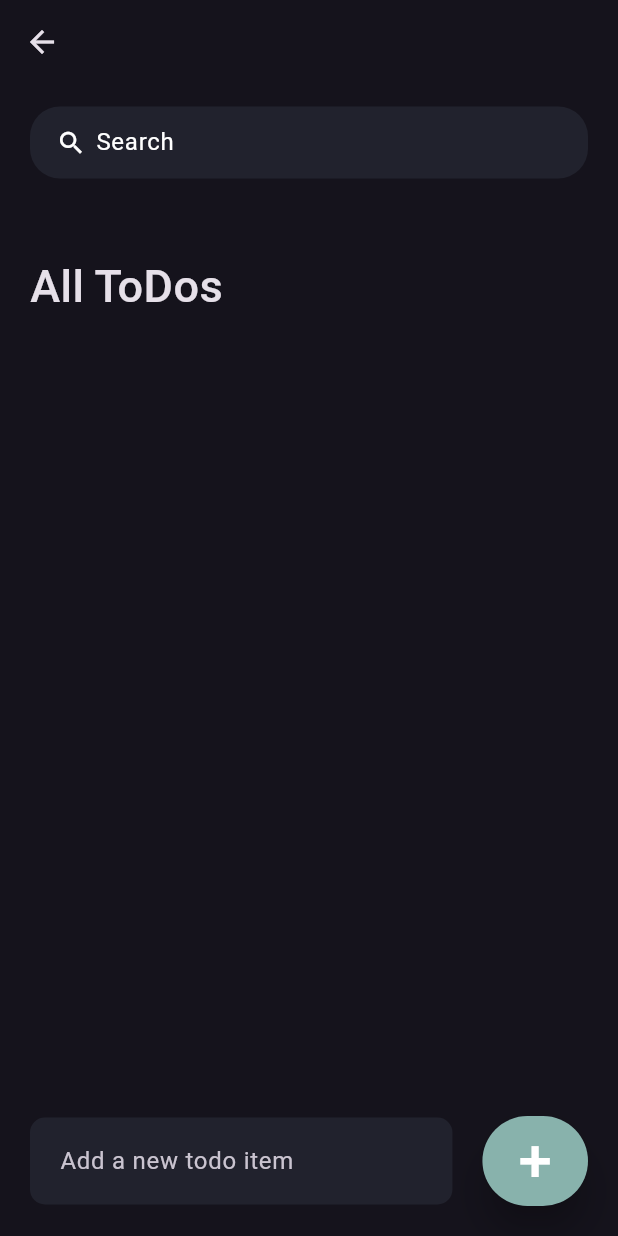
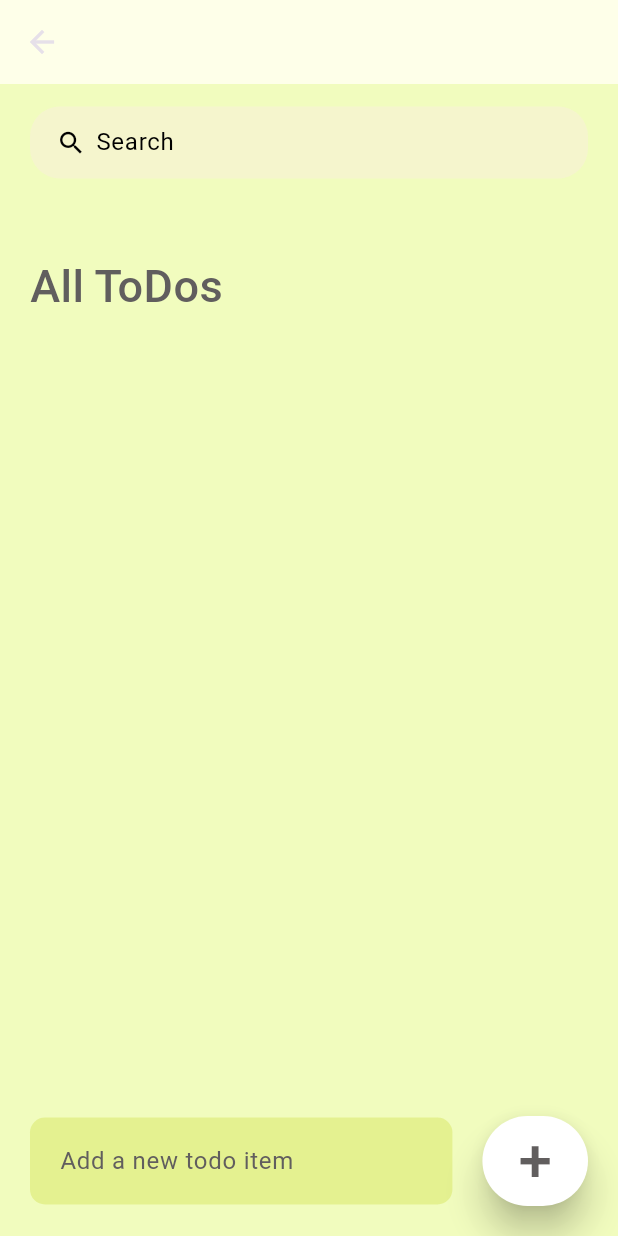
Before and after one commit to jwild99/calendar_app, a Flutter app: the screen it shows after launch, after a tap on "ToDo List", on a phone screen of 412 x 824 dp. Run offline on Flutter 3.47's test engine with Material 3 defaults, Android fonts, the phone set to English and light mode, and no system bars; our stand-ins replace gap, google_fonts.

Commit message:
Ihonesty's Changes

```diff
--- a/lib/screens/todo_screen.dart
+++ b/lib/screens/todo_screen.dart
@@ -68,7 +68,7 @@ class _HomeState extends State<TodoScreen> {
   @override
   Widget build(BuildContext context) {
     return Scaffold(
-      backgroundColor: backgroundColor,
+      backgroundColor: const Color.fromARGB(233, 240, 252, 184),
       appBar: _buildAppBar(),
       body: Stack(
         children: [
@@ -90,6 +90,7 @@ class _HomeState extends State<TodoScreen> {
                           style: TextStyle(
                             fontSize: 30,
                             fontWeight: FontWeight.w500,
+                            color: const Color.fromARGB(255, 97, 94, 94),
                           ),
                         ),
                       ),
@@ -119,13 +120,17 @@ class _HomeState extends State<TodoScreen> {
                     horizontal: 20,
                     vertical: 5),
                   decoration: BoxDecoration(
-                    color: cardBackgroundColor,
+                    color: const Color.fromARGB(255, 228, 241, 144),
                     borderRadius: BorderRadius.circular(10),
                   ),
                   child: TextField(
                     controller: _todoController,
                     decoration: InputDecoration(
                       hintText: 'Add a new todo item',
+                      hintStyle: TextStyle
+                      (
+                        color: const Color.fromARGB(255, 97, 94, 94),
+                      ),
                       border: InputBorder.none,
                     ),
                   ),
@@ -141,15 +146,16 @@ class _HomeState extends State<TodoScreen> {
                     _addToDoItem(_todoController.text);
                   },
                   style: ElevatedButton.styleFrom(
-                     backgroundColor: selectionColor,
+                     backgroundColor: const Color.fromARGB(255, 255, 255, 255),
                      minimumSize: Size(60, 60),
                      elevation: 10,
                   ),
                   child: Text(
                     '+',
+                    textAlign: TextAlign.justify,
                     style: TextStyle(
                       fontSize: 40,
-                      color: Colors.white
+                      color: const Color.fromARGB(255, 97, 94, 94),
                     ),
                   ),
                 ),
@@ -178,7 +184,7 @@ class _HomeState extends State<TodoScreen> {
   }
 
   void _addToDoItem(String todo) {
-    print("adding to do item: $todo");
+    print("Adding to do item: $todo");
     setState(() {
       todoList.add(ToDo(
         id: DateTime.now().microsecondsSinceEpoch.toString(),
@@ -215,7 +221,7 @@ class _HomeState extends State<TodoScreen> {
     return Container(
       padding: EdgeInsets.symmetric(horizontal: 15),
       decoration: BoxDecoration(
-        color: cardBackgroundColor,
+        color: const Color.fromARGB(255, 245, 245, 205),
         borderRadius: BorderRadius.circular(20)
       ),
       child: TextField(
@@ -224,7 +230,7 @@ class _HomeState extends State<TodoScreen> {
           contentPadding: EdgeInsets.all(0),
           prefixIcon: Icon(
             Icons.search,
-            color: Colors.white,
+            color: Colors.black,
             size: 20,
           ),
           prefixIconConstraints: BoxConstraints(
@@ -233,7 +239,7 @@ class _HomeState extends State<TodoScreen> {
           ),
           border: InputBorder.none,
           hintText: 'Search',
-          hintStyle: TextStyle(color: Colors.white),
+          hintStyle: TextStyle(color: Colors.black),
         ),
       ),
     );
@@ -241,7 +247,7 @@ class _HomeState extends State<TodoScreen> {
 
   AppBar _buildAppBar() {
     return AppBar(
-      backgroundColor: backgroundColor,
+      backgroundColor: const Color.fromRGBO(254, 255, 233, 1),
       elevation: 0,
       title: Row(
         mainAxisAlignment: MainAxisAlignment.spaceBetween,
--- a/lib/widgets/side_menu_widget.dart
+++ b/lib/widgets/side_menu_widget.dart
@@ -47,14 +47,14 @@ class _SideMenuWidgetState extends State<SideMenuWidget> {
               padding: const EdgeInsets.symmetric(horizontal: 13, vertical: 7),
               child: Icon(
                 data.menu[index].icon,
-                color: isSelected ? Colors.black : Colors.grey,
+                color: isSelected ?  Colors.white : Colors.grey,
               ),
             ),
             Text(
               data.menu[index].title,
               style: TextStyle(
                 fontSize: 16,
-                color: isSelected ? Colors.black : Colors.grey,
+                color: isSelected ? const Color.fromARGB(255, 255, 192, 213) : Colors.grey,
                 fontWeight: isSelected ? FontWeight.w600 : FontWeight.normal,
               ),
             )
```
Also changed, not shown: lib/data/side_menu_data.dart (+5 -4 lines).
